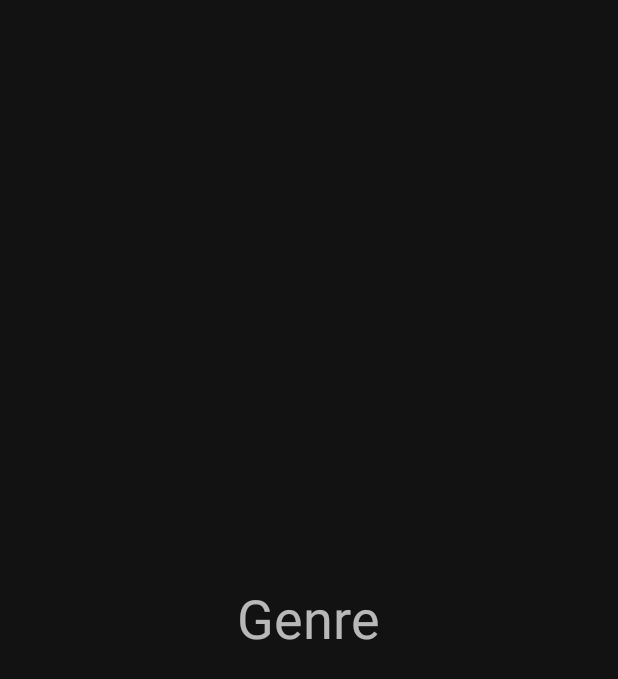
After one commit to VahidGarousi/TarAvaz-XML, an Android app: the fragment GenreFragment shown on its own in the app's theme, on a phone screen of 412 x 824 dp. The commit adds this screen. Shown: the top 679 px of the screen. Run offline under Robolectric (Android 15) with nearby library versions, the phone set to English and light mode, and no system bars.

Commit message:
vahid: GenreFragment.kt added.

```diff
--- /dev/null
+++ b/app/src/main/java/ir/vbile/app/taravaz/feautre/genre/GenreFragment.kt
@@ -0,0 +1,6 @@
+package ir.vbile.app.taravaz.feautre.genre
+
+import ir.vbile.app.taravaz.R
+import ir.vbile.app.taravaz.common.TarAvazFragment
+
+class GenreFragment : TarAvazFragment(R.layout.fragment_genre)
--- /dev/null
+++ b/app/src/main/res/layout/fragment_genre.xml
@@ -0,0 +1,12 @@
+<?xml version="1.0" encoding="utf-8"?>
+<FrameLayout xmlns:android="http://schemas.android.com/apk/res/android"
+    android:layout_width="match_parent"
+    android:layout_height="match_parent">
+
+    <TextView
+        android:layout_width="wrap_content"
+        android:layout_height="wrap_content"
+        android:layout_gravity="center"
+        android:text="@string/genre"
+        android:textSize="36sp" />
+</FrameLayout>
--- a/app/src/main/res/values/strings.xml
+++ b/app/src/main/res/values/strings.xml
@@ -1,4 +1,5 @@
 <resources>
     <string name="app_name">TarAvaz</string>
     <string name="home">Home</string>
+    <string name="genre">Genre</string>
 </resources>
```
